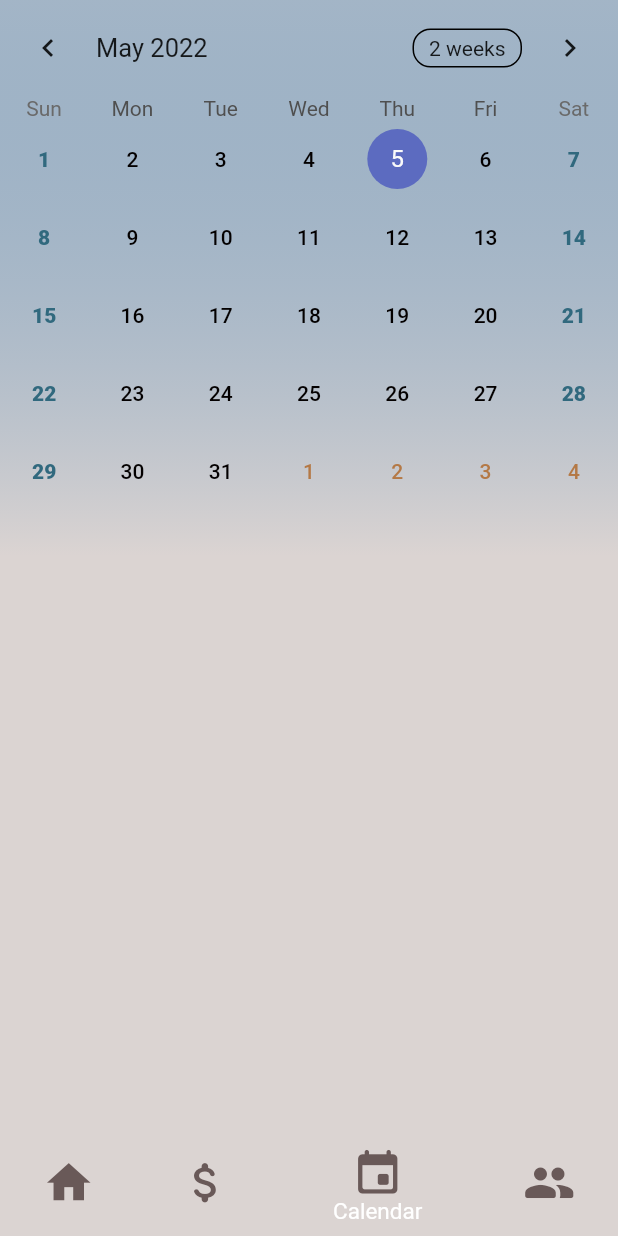
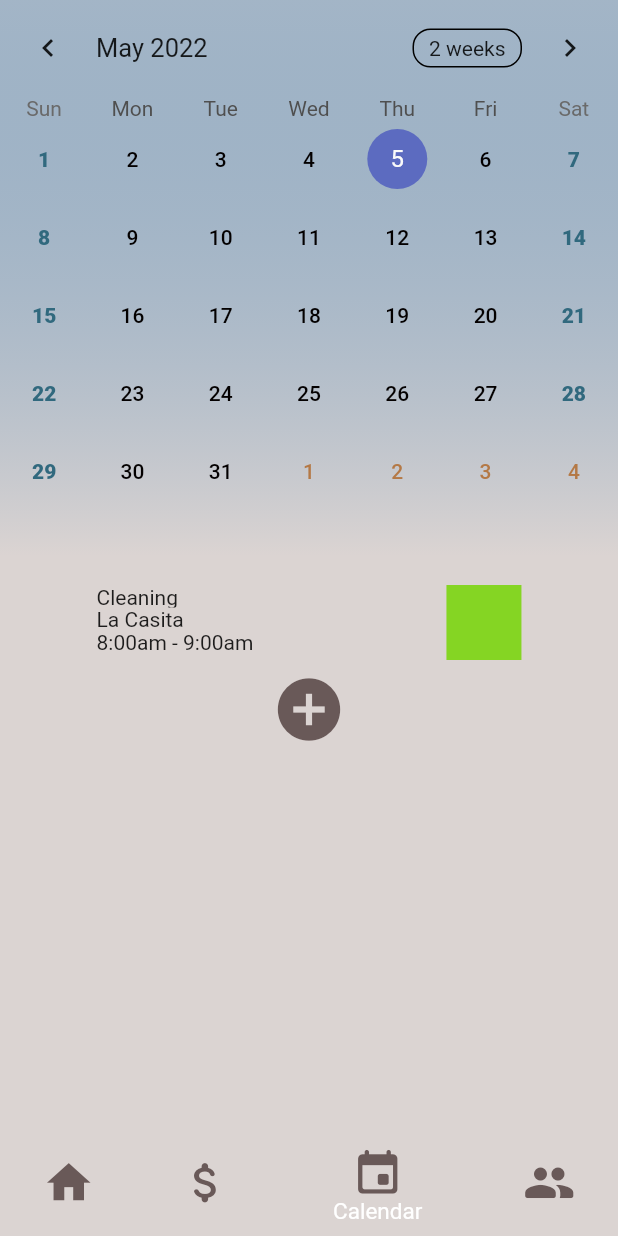
Before and after one commit to Skhoooler/villadex, a Flutter app: the screen it shows after launch, item 3 of the bottom bar chosen, on a phone screen of 412 x 824 dp. Run offline on Flutter 3.47's test engine with Material 2 defaults, Android fonts, the phone set to English and light mode, and no system bars; drawn by our look-alikes of table_calendar; our stand-ins replace fl_chart, google_fonts; Roboto replaces fonts that are missing (Abel).

Commit message:
Finished adding calendar prototype

```diff
--- a/lib/Routes/scheduling.dart
+++ b/lib/Routes/scheduling.dart
@@ -1,5 +1,6 @@
 import 'package:flutter/material.dart';
 
+import 'package:villadex/Util/calendar_item.dart';
 import 'package:villadex/Util/calendar.dart';
 import 'package:villadex/Util/nav_bar.dart';
 import 'package:villadex/Style/colors.dart';
@@ -14,14 +15,40 @@ class SchedulingPage extends StatefulWidget {
 class _SchedulingPageState extends State<SchedulingPage> {
   @override
   Widget build(BuildContext context) {
+    // Replace this later with database calls
+    List<CalendarItem> _calendarItems = [
+      CalendarItem(
+          event: "Event", start: DateTime.now(), end: DateTime.utc(2025))
+    ];
+
     return Scaffold(
       /// Body
-      body: Container (
+      body: Container(
         color: VillaDexColors().background,
         child: Column(
-          children: const [
-            VilladexCalendar(
+          children: [
+            VilladexCalendar(),
 
+            /// Calendar Items
+            Column(
+              children: _calendarItems,
+            ),
+
+            /// Add new item
+            IconButton(
+              color: VillaDexColors().accent,
+              onPressed: () {
+                setState(() {
+                  _calendarItems.add(CalendarItem(
+                      event: "Event",
+                      start: DateTime.now(),
+                      end: DateTime.utc(2025)));
+                });
+              },
+              icon: const Icon(
+                Icons.add_circle,
+              ),
+              iconSize: 50,
             )
           ],
         ),
@@ -31,5 +58,4 @@ class _SchedulingPageState extends State<SchedulingPage> {
       bottomNavigationBar: const NavBar(),
     );
   }
-
 }
--- a/lib/Style/theme.dart
+++ b/lib/Style/theme.dart
@@ -14,7 +14,7 @@ ThemeData getTheme() {
   );
 }
 
-/// Styling for the Calendar
+/// Styling for the Calendar Body
 CalendarStyle getCalendarStyle() {
   return CalendarStyle(
     canMarkersOverflow: false,
@@ -43,3 +43,14 @@ CalendarStyle getCalendarStyle() {
         fontWeight: FontWeight.w900),
   );
 }
+
+/// Styling for the Calendar Head
+HeaderStyle getCalendarHeaderStyle() {
+  return const HeaderStyle(
+    titleCentered: false,
+
+    // Chevron are the '<' '>' icons to swipe the calendar to the left or right
+    rightChevronVisible: true,
+    leftChevronVisible: true,
+  );
+}
--- a/lib/Util/calendar.dart
+++ b/lib/Util/calendar.dart
@@ -1,7 +1,9 @@
 import 'package:flutter/material.dart';
+
 import 'package:table_calendar/table_calendar.dart';
+import 'package:villadex/Util/calendar_item.dart';
+
 import 'package:villadex/Style/colors.dart';
-
 import 'package:villadex/Style/theme.dart';
 
 class VilladexCalendar extends StatefulWidget {
@@ -18,6 +20,8 @@ class _VilladexCalendarState extends State<VilladexCalendar> {
 
   @override
   Widget build(BuildContext context) {
+
+
     return Container(
       decoration: BoxDecoration(
         gradient: LinearGradient(
@@ -29,13 +33,17 @@ class _VilladexCalendarState extends State<VilladexCalendar> {
           end: const Alignment(0.0, .9),
         ),
       ),
-      padding: const EdgeInsetsDirectional.only(
-        bottom: 50
-      ),
-      child: TableCalendar(
+      padding: const EdgeInsetsDirectional.only(bottom: 50),
+      child: Column(
+        mainAxisSize: MainAxisSize.min,
+        children: [
+          /// Calendar
+          TableCalendar(
             focusedDay: DateTime.now(),
             firstDay: DateTime.utc(2015),
             lastDay: DateTime.utc(2050),
+            calendarStyle: getCalendarStyle(),
+            headerStyle: getCalendarHeaderStyle(),
             selectedDayPredicate: (day) {
               return isSameDay(_selectedDay, day);
             },
@@ -51,7 +59,8 @@ class _VilladexCalendarState extends State<VilladexCalendar> {
                 _calendarFormat = format;
               });
             },
-        calendarStyle: getCalendarStyle(),
+          ),
+        ],
       ),
     );
   }
--- /dev/null
+++ b/lib/Util/calendar_item.dart
@@ -0,0 +1,62 @@
+import 'package:flutter/material.dart';
+import 'package:table_calendar/table_calendar.dart';
+
+import 'package:villadex/Style/colors.dart';
+import 'package:villadex/Style/theme.dart';
+
+class CalendarItem extends StatefulWidget {
+  const CalendarItem(
+      {Key? key,
+      required String event,
+      required DateTime start,
+      required DateTime end})
+      : super(key: key);
+
+  @override
+  State<CalendarItem> createState() => _CalendarItemState();
+}
+
+class _CalendarItemState extends State<CalendarItem> {
+  @override
+  Widget build(BuildContext context) {
+    return Container(
+      child: Row(
+        mainAxisAlignment: MainAxisAlignment.spaceAround,
+        crossAxisAlignment: CrossAxisAlignment.start,
+        children: [
+          /// Text Information
+          Column(
+            mainAxisAlignment: MainAxisAlignment.start,
+            crossAxisAlignment: CrossAxisAlignment.start,
+            children: [
+              /// Event Name
+              Container(
+                height: 15,
+                child: const Text('Cleaning'),
+              ),
+
+              /// Event Location
+              Container(
+                height: 15,
+                child: const Text('La Casita'),
+              ),
+
+              /// Time
+              Container(
+                height: 15,
+                child: const Text('8:00am - 9:00am'),
+              )
+            ],
+          ),
+
+          /// Image
+          Container(
+            height: 50,
+            width: 50,
+            color: VillaDexColors().primary,
+          ),
+        ],
+      ),
+    );
+  }
+}
```
Lines whose indentation alone changed are shown as unchanged.
